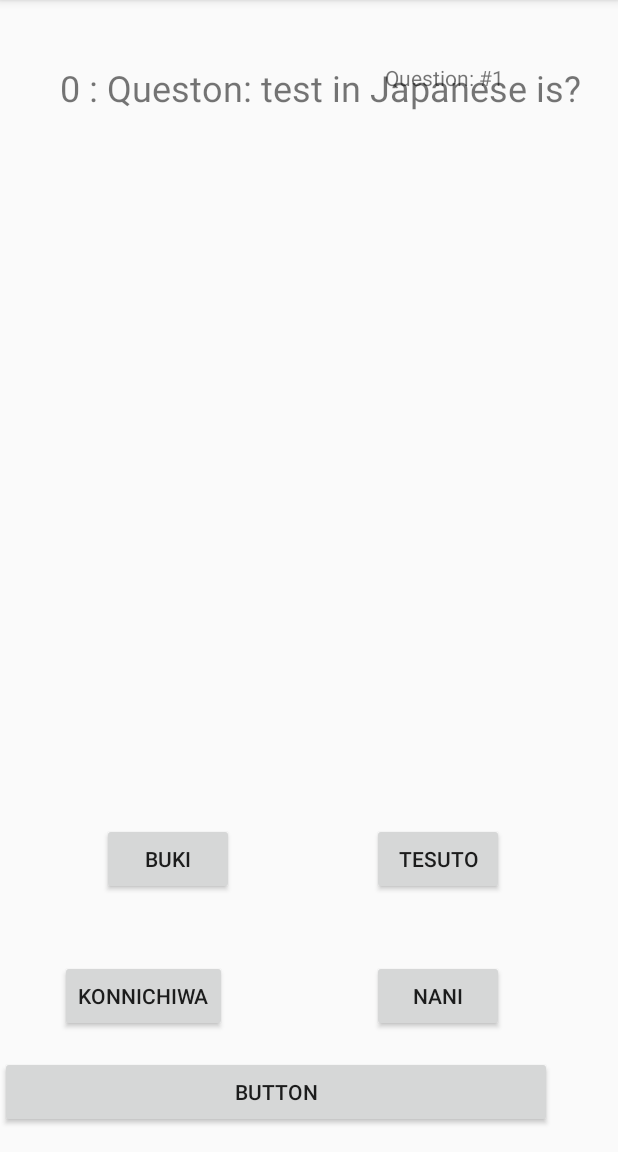
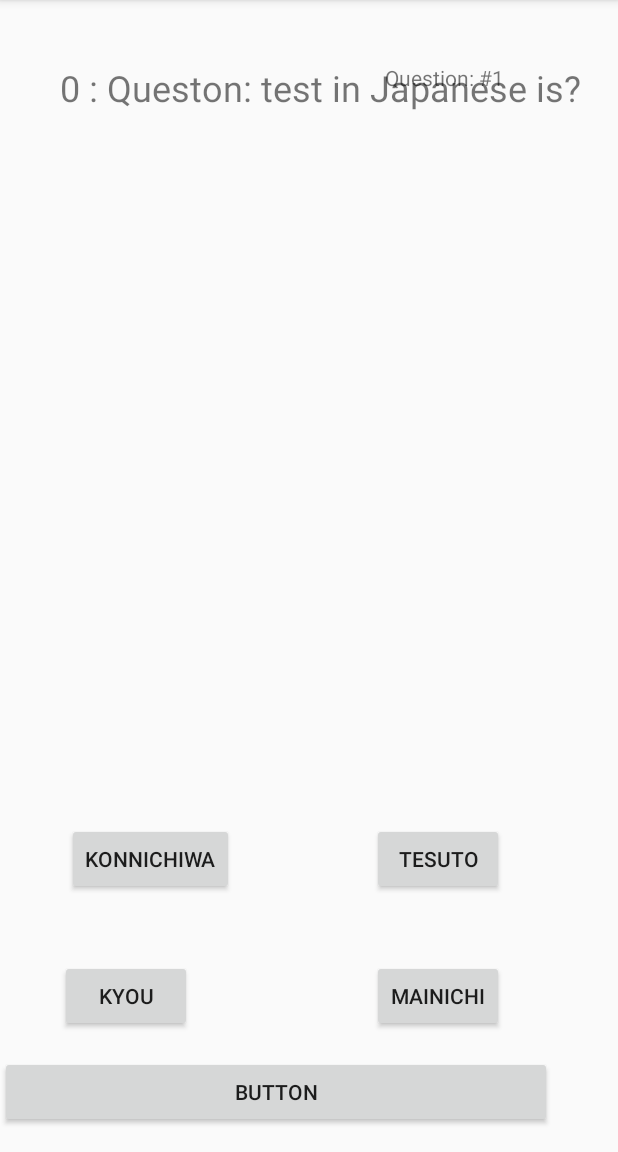
Before and after one commit to mosesweb/JapaneseWordsSimpleQuiz, an Android app: the wordTestActivity screen opened directly, with no data from a screen before it, on a phone screen of 412 x 824 dp, the part 84-1236 px from its top. Run offline under Robolectric (Android 15) with nearby library versions, the phone set to English and light mode, and no system bars.

Commit message:
arrays better organized

```diff
--- a/app/src/main/java/com/example/studerande/japanesewords/word.java
+++ b/app/src/main/java/com/example/studerande/japanesewords/word.java
@@ -9,4 +9,17 @@ public class word {
     public String Reading = "";
     public String Romaji = "";
     public String English = "";
+
+    public word()
+    {
+
+    }
+
+    public word(String japanese, String reading, String romaji, String english)
+    {
+        this.Japanese = japanese;
+        this.Reading = reading;
+        this.Romaji = romaji;
+        this.English = english;
+    }
 }
--- a/app/src/main/java/com/example/studerande/japanesewords/wordTestActivity.java
+++ b/app/src/main/java/com/example/studerande/japanesewords/wordTestActivity.java
@@ -59,6 +59,11 @@ public class wordTestActivity extends AppCompatActivity {
         mylist.add(word2);
         mylist.add(word3);
         mylist.add(word4);
+        mylist.add(new word("毎日", "mainichi", "mainichi", "everyday"));
+        mylist.add(new word("今日", "kyou", "kyou", "today"));
+        mylist.add(new word("パソコン", "pasokon", "pasokon", "comupter"));
+        mylist.add(new word("日", "hi", "hi", "day"));
+
 
         super.onCreate(savedInstanceState);
         setContentView(R.layout.activity_word_test);
@@ -107,19 +112,24 @@ public class wordTestActivity extends AppCompatActivity {
 
     public void getQuestion(int q_num)
     {
-        int whatnumberofquestion = q_num + 1 ;
+        TextView tw = (TextView) findViewById(R.id.question_tw);
+
+        if(q_num != mylist.size()) {
+            int whatnumberofquestion = q_num + 1;
             TextView tw_q = (TextView) findViewById(R.id.q_num);
             tw_q.setText("Question: #" + whatnumberofquestion);
-
-
-        TextView tw = (TextView) findViewById(R.id.question_tw);
 
             current_word = (word) mylist.get(q_num);
             setRandomOptions();
             String Q_number = Integer.toString(q_num);
             //tw_q.setText("asadasd");
             //tw.setText(Integer.toString(mylist.size()) + " yes");
-        tw.setText(current_word_num +  " : Queston: " + current_word.English + " in Japanese is?");
+            tw.setText(current_word_num + " : Queston: " + current_word.English + " in Japanese is?");
+        }
+        else
+        {
+            tw.setText("ALL QUESTIONS ARE DONE!");
+        }
     }
     public Boolean checkAnswer(String jap_romaji)
     {
@@ -136,26 +146,21 @@ public class wordTestActivity extends AppCompatActivity {
         Button answer_button3 = (Button) findViewById(R.id.ansr_btn3);
         Button answer_button4 = (Button) findViewById(R.id.ansr_btn4);
 
-        int[] holdnums = new int[] { 1, 2, 3, 4};
-
-        word randomw = mylist.get(0);
-        word randomw2 = mylist.get(1);
-        word randomw3 = mylist.get(2);
-        word randomw4 = mylist.get(3);
-
-
-
-        int first_w = 0;
-        // first word check
+        Integer list_size = mylist.size();
 
         // put the values from each object into a string array
-        String[] wordStringArr = new String[]
-                {       current_word.Romaji,
-                        randomw.Romaji,
-                        randomw2. Romaji,
-                        randomw3.Romaji,
-                        randomw4.Romaji
+        String[] wordStringArr = new String[] {
+                mylist.get(0).Romaji,
+                mylist.get(1).Romaji,
+                mylist.get(2).Romaji,
+                mylist.get(3).Romaji,
+                mylist.get(4).Romaji,
+                mylist.get(5).Romaji,
+                mylist.get(6).Romaji,
+                mylist.get(7).Romaji
         };
+
+        Log.d("asd", Integer.toString(list_size));
 
         //List<String> al = new ArrayList<>();
         // use hashmap instead??
@@ -170,28 +175,59 @@ public class wordTestActivity extends AppCompatActivity {
 
         // randomize romaji text
         //RandomizeArray(wordStringArr);
-
-
         // create an iterator
         Iterator iterator = hs.iterator();
 
+        // new arrayList
+        List<String> myromajilist = new ArrayList<String>();
+
         // check values
-        int i = 0;
         while (iterator.hasNext()){
-            Log.d("Interactor: ", "Value: "+iterator.next() + " ");
+            //Log.d("Interactor: ", "Value: "+iterator.next() + " ");
+            myromajilist.add(iterator.next().toString());
         }
 
-        wordStringArr = hs.toArray(new String[hs.size()]);
+        //wordStringArr = hs.toArray(new String[hs.size()]);
+        for (int i = 0; i < myromajilist.size(); i++){
+            Log.i("myromajilist name: ", myromajilist.get(i));
+        }
 
-        RandomizeArray(wordStringArr);
+        /*
+        //RandomizeArray(wordStringArr);
+        String currobj = myromajilist.remove(0); // remove by index!
+        Collections.shuffle(myromajilist);
+        myromajilist.add(0, currobj);
+*/
+        for ( int i = 0;  i < myromajilist.size(); i++){
+            String tempName = myromajilist.get(i);
+            if(tempName.equals(current_word.Romaji))
+            {
+                myromajilist.remove(i);
+            }
+        }
+
+        Collections.shuffle(myromajilist);
+
+        List<String> q_list = new ArrayList<String>();
+        q_list.add(current_word.Romaji);
+        q_list.add(myromajilist.get(0));
+        q_list.add(myromajilist.get(1));
+        q_list.add(myromajilist.get(2));
+
+        // shuffle answers
+        Collections.shuffle(q_list);
 
         // set buttons
-        answer_button1.setText(wordStringArr[0]);
-        answer_button2.setText(wordStringArr[1]);
-        answer_button3.setText(wordStringArr[2]);
-        answer_button4.setText(wordStringArr[3]);
+        answer_button1.setText(q_list.get(0));
+        answer_button2.setText(q_list.get(1));
+        answer_button3.setText(q_list.get(2));
+        answer_button4.setText(q_list.get(3));
 
         Log.d("this is my array", "arr: " + Arrays.toString(wordStringArr));
+    }
+    public void setTextRomaji(Button btn, String txt)
+    {
+        btn.setText(txt);
     }
 
     public static String[] RandomizeArray(String[] array){
```
Lines whose indentation alone changed are shown as unchanged.
